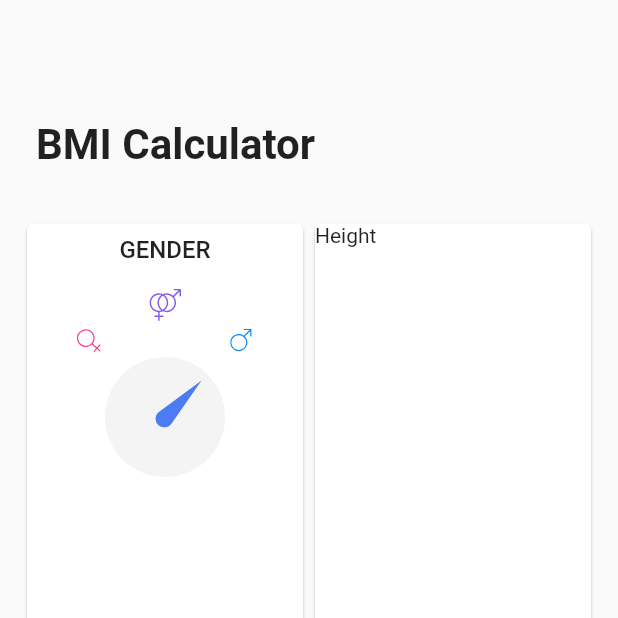
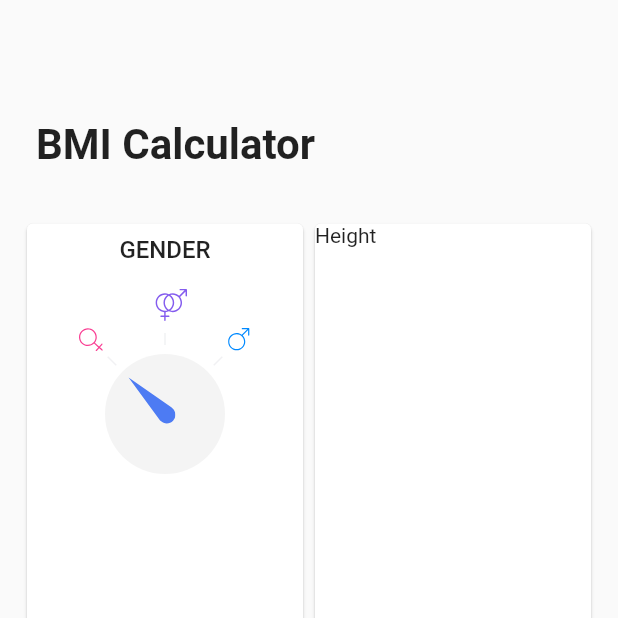
Before and after one commit to MarcinusX/bmi_calculator, a Flutter app: the screen it shows after launch, on a phone screen of 412 x 824 dp, the top half of it. Run offline on Flutter 3.47's test engine with Material 2 defaults, Android fonts, the phone set to English and light mode, and no system bars; our stand-ins replace flutter_svg.

Commit message:
Added gender lines

```diff
--- a/lib/gender_card.dart
+++ b/lib/gender_card.dart
@@ -25,6 +25,8 @@ class _GenderCardState extends State<GenderCard> {
     Gender.male: "images/gender_male.svg",
   };
 
+  Gender selectedGender = Gender.female;
+
   @override
   Widget build(BuildContext context) {
     return Card(
@@ -51,20 +53,30 @@ class _GenderCardState extends State<GenderCard> {
     double angleInRadians = _degreeToRadians(_genderAngles[gender]);
     String assetName = _genderImages[gender];
     double iconSize = gender == Gender.other ? 22.0 : 16.0;
+    double genderLeftPadding = gender == Gender.other ? 8.0 : 0.0;
     return Padding(
       padding: EdgeInsets.only(bottom: _circleSize / 2),
       child: Transform.rotate(
         alignment: Alignment.bottomCenter,
         angle: angleInRadians,
         child: Padding(
-          padding: EdgeInsets.only(bottom: _circleSize / 2 + 24.0),
-          child: Transform.rotate(
+          padding: EdgeInsets.only(bottom: _circleSize / 2),
+          child: Column(
+            crossAxisAlignment: CrossAxisAlignment.center,
+            children: <Widget>[
+              Transform.rotate(
                 angle: -angleInRadians,
+                child: Padding(
+                  padding: EdgeInsets.only(left: genderLeftPadding),
                   child: SvgPicture.asset(
                     assetName,
                     height: iconSize,
                     width: iconSize,
                   ),
+                ),
+              ),
+              GenderLine(),
+            ],
           ),
         ),
       ),
@@ -88,7 +100,7 @@ class _GenderCardState extends State<GenderCard> {
       alignment: Alignment.center,
       children: <Widget>[
         _drawCircle(),
-        _drawRotatedArrow(angle: _genderAngles[Gender.male]),
+        _drawRotatedArrow(angle: _genderAngles[selectedGender]),
       ],
     );
   }
@@ -136,3 +148,17 @@ class _GenderCardState extends State<GenderCard> {
     return angle * math.pi / 180;
   }
 }
+
+class GenderLine extends StatelessWidget {
+  @override
+  Widget build(BuildContext context) {
+    return Padding(
+      padding: const EdgeInsets.only(bottom: 6.0, top: 8.0),
+      child: Container(
+        height: 8.0,
+        width: 1.0,
+        color: Color.fromRGBO(216, 217, 223, 0.36),
+      ),
+    );
+  }
+}
```
Lines whose indentation alone changed are shown as unchanged.
